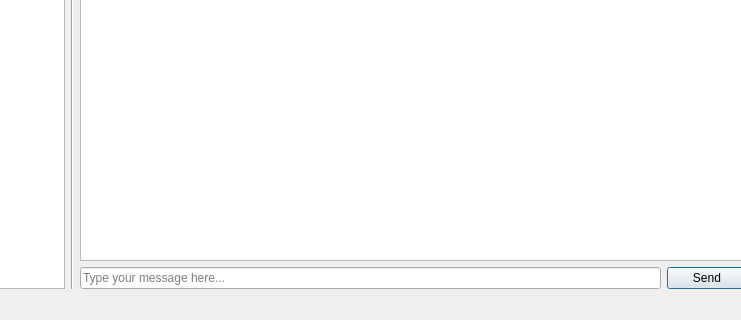
The window that assets/Chat.ui (Dimaryst/partisanMessenger) describes before a commit, drawn with Qt 5; both pictures show x 144 to 885 and y 280 to 600 of the 1055 by 600 pixel window.
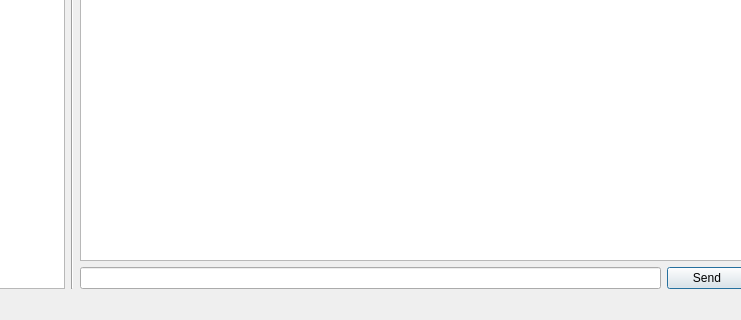
The same window after the commit.

Commit message: Placeholder text removed

```diff
--- a/assets/Chat.ui
+++ b/assets/Chat.ui
@@ -137,7 +137,7 @@
            <string/>
           </property>
           <property name="placeholderText">
-           <string>Type your message here...</string>
+           <string/>
           </property>
          </widget>
         </item>
```
The commit also changes 1 other file.
